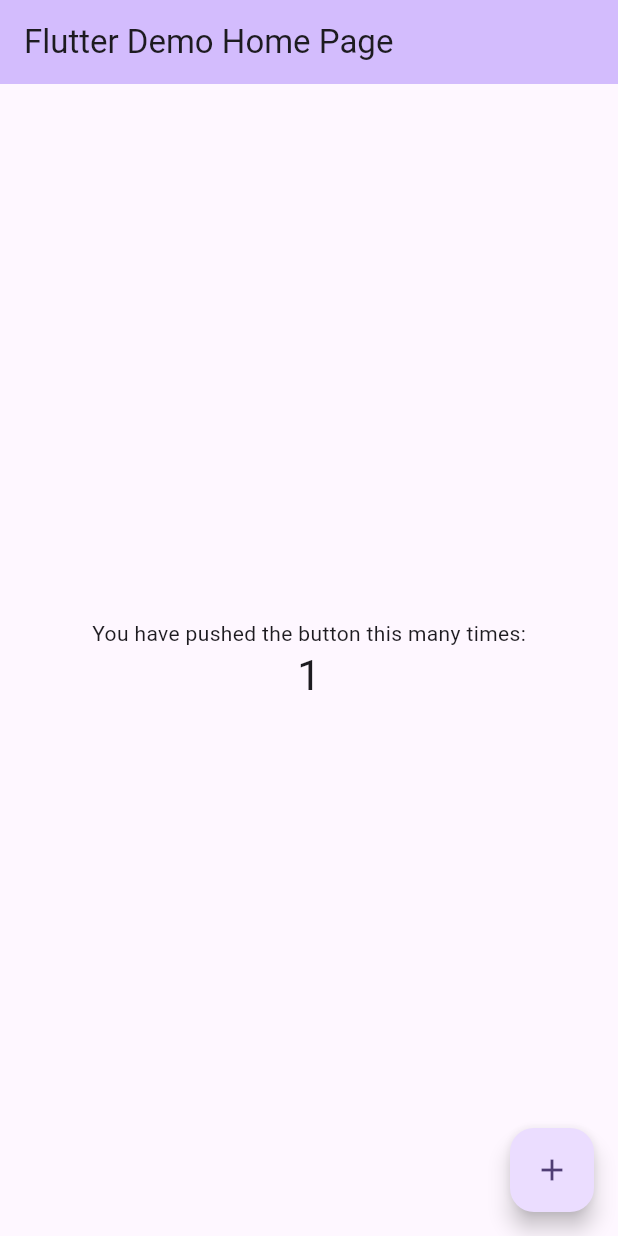
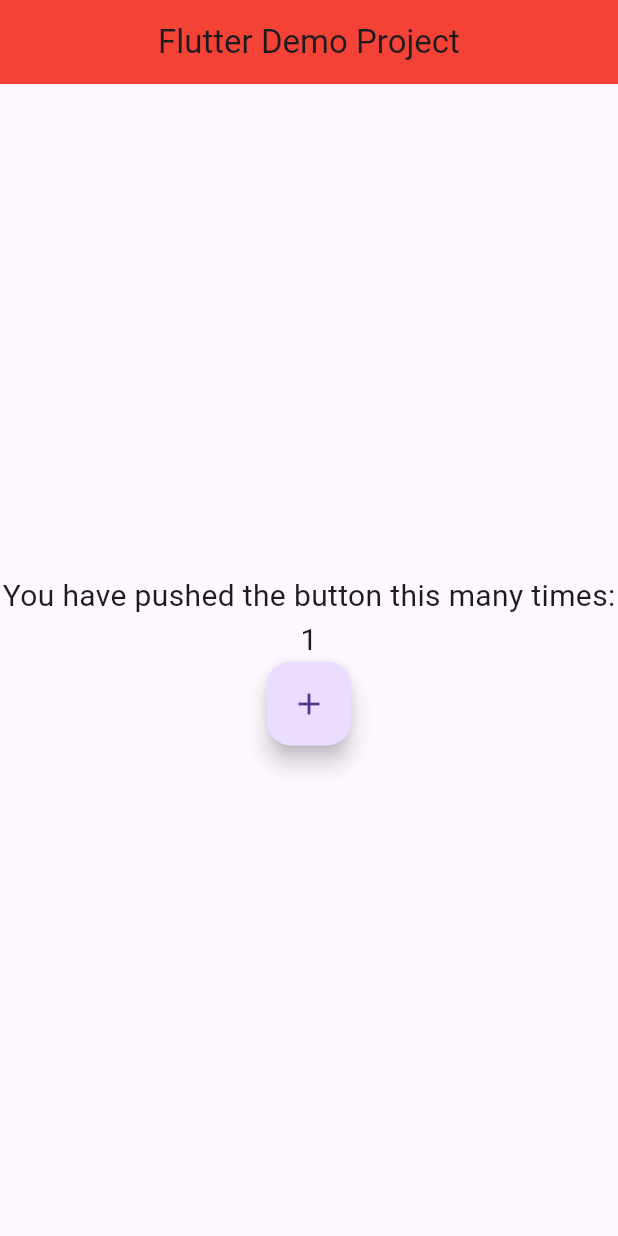
Before and after one commit to Vikash-kumar8789/Flutter, a Flutter app: the screen it shows after launch, after a tap on the "add" icon, on a phone screen of 412 x 824 dp. Run offline on Flutter 3.47's test engine with Material 3 defaults, Android fonts, the phone set to English and light mode, and no system bars.

Commit message:
solve this errors

```diff
--- a/demo_project/lib/main.dart
+++ b/demo_project/lib/main.dart
@@ -9,32 +9,28 @@ class MyApp extends StatelessWidget {
 
   @override
   Widget build(BuildContext context) {
-    return MaterialApp(
-      title: 'Flutter Demo',
-      theme: ThemeData(
-        colorScheme: ColorScheme.fromSeed(seedColor: Colors.deepPurple),
-        useMaterial3: true,
-      ),
-      home: const MyHomePage(title: 'Flutter Demo Home Page'),
+    return const MaterialApp(
+      debugShowCheckedModeBanner: false,
+      home: MyAppHomePage(),
     );
   }
 }
 
-class MyHomePage extends StatefulWidget {
-  const MyHomePage({super.key, required this.title});
-
-  final String title;
+class MyAppHomePage extends StatefulWidget {
+  const MyAppHomePage({super.key});
 
   @override
-  State<MyHomePage> createState() => _MyHomePageState();
+  State<StatefulWidget> createState() {
+    return _MyAppHomePageState();
+  }
 }
 
-class _MyHomePageState extends State<MyHomePage> {
+class _MyAppHomePageState extends State<MyAppHomePage> {
   int _counter = 0;
 
   void _incrementCounter() {
     setState(() {
-      _counter++;
+      _counter = _counter + 1;
     });
   }
 
@@ -42,28 +38,31 @@ class _MyHomePageState extends State<MyHomePage> {
   Widget build(BuildContext context) {
     return Scaffold(
       appBar: AppBar(
-        backgroundColor: Theme.of(context).colorScheme.inversePrimary,
-        title: Text(widget.title),
+        title: const Center(
+          child: Text('Flutter Demo Project'),
+        ),
+        backgroundColor: Colors.red,
       ),
       body: Center(
         child: Column(
           mainAxisAlignment: MainAxisAlignment.center,
-          children: <Widget>[
+          children: [
             const Text(
-              'You have pushed the button this many times:',
+              "You have pushed the button this many times:",
+              style: TextStyle(fontSize: 20),
             ),
             Text(
-              '$_counter',
-              style: Theme.of(context).textTheme.headlineMedium,
+              "$_counter",
+              style: const TextStyle(fontSize: 20),
+            ),
+            FloatingActionButton(
+              onPressed: _incrementCounter,
+              tooltip: 'Increment',
+              child: const Icon(Icons.add),
             ),
           ],
         ),
       ),
-      floatingActionButton: FloatingActionButton(
-        onPressed: _incrementCounter,
-        tooltip: 'Increment',
-        child: const Icon(Icons.add),
-      ),
     );
   }
 }
```
